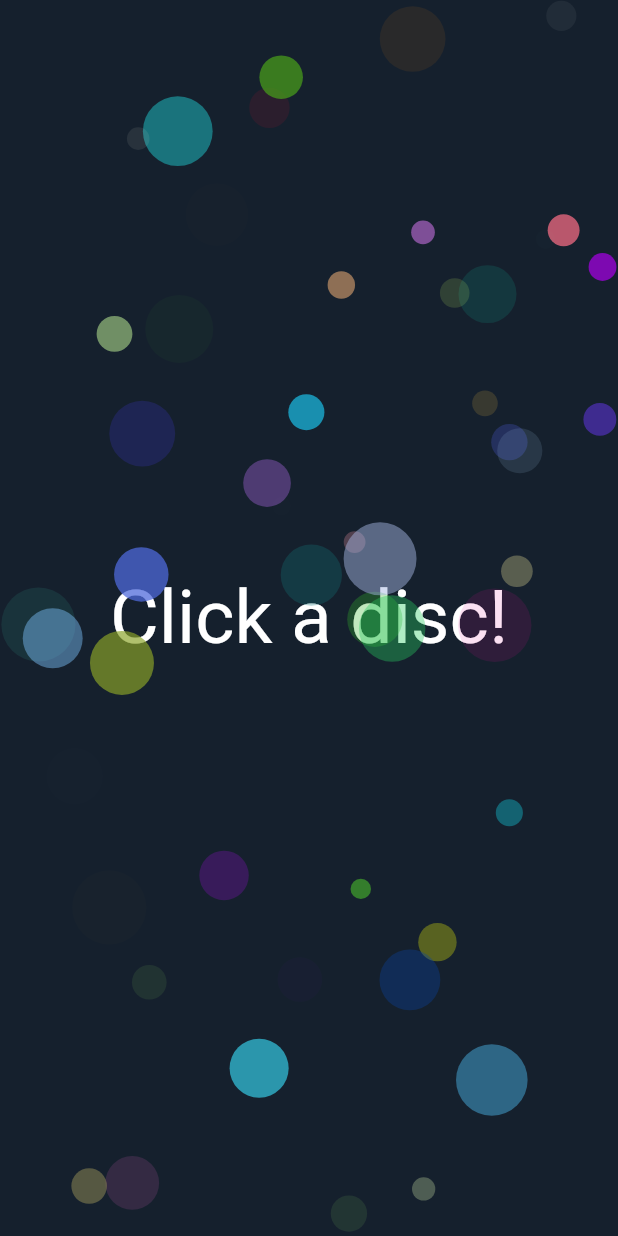
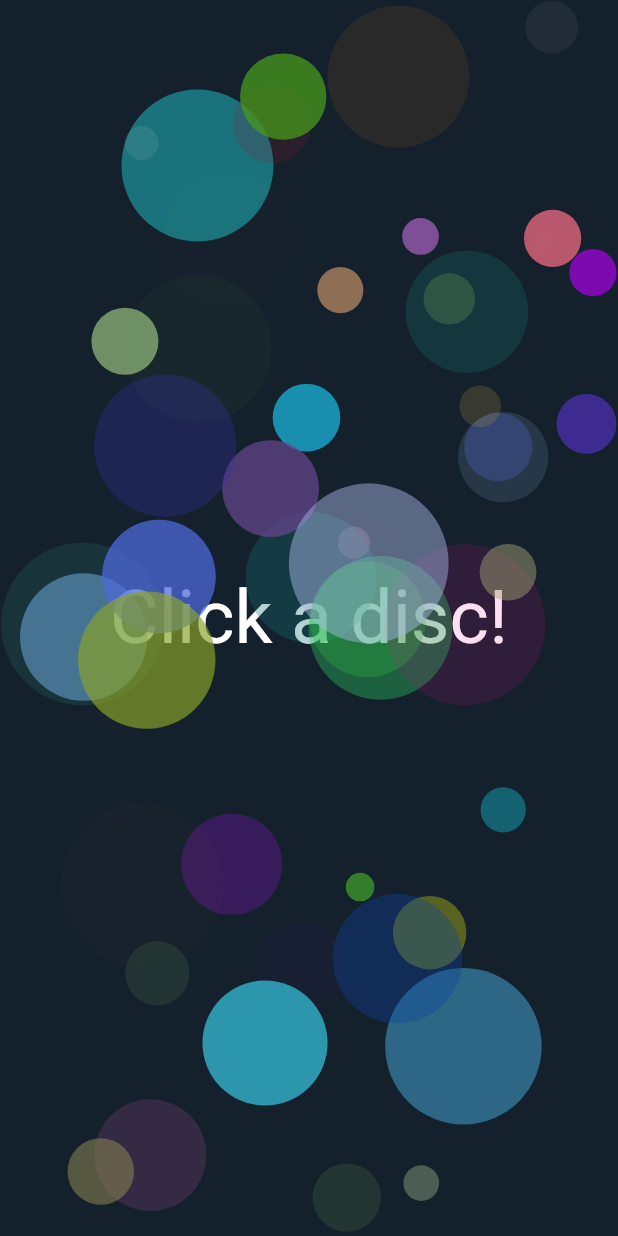
Before and after one commit to Naruse-Kazuki/-Implicit_animation, a Flutter app: the screen it shows after launch, on a phone screen of 412 x 824 dp. Run offline on Flutter 3.47's test engine with Material 2 defaults, Android fonts, the phone set to English and light mode, and no system bars.

Commit message:
Change_rngSize

```diff
--- a/lib/main.dart
+++ b/lib/main.dart
@@ -15,7 +15,7 @@ class DiscData {
       _rng.nextInt(255),
       _rng.nextInt(255),
     );
-    size = _rng.nextDouble() * 40 + 10;
+    size = _rng.nextDouble() * 100 + 10;
     alignment = Alignment(
       _rng.nextDouble() * 2 - 1,
       _rng.nextDouble() * 2 - 1,
```
